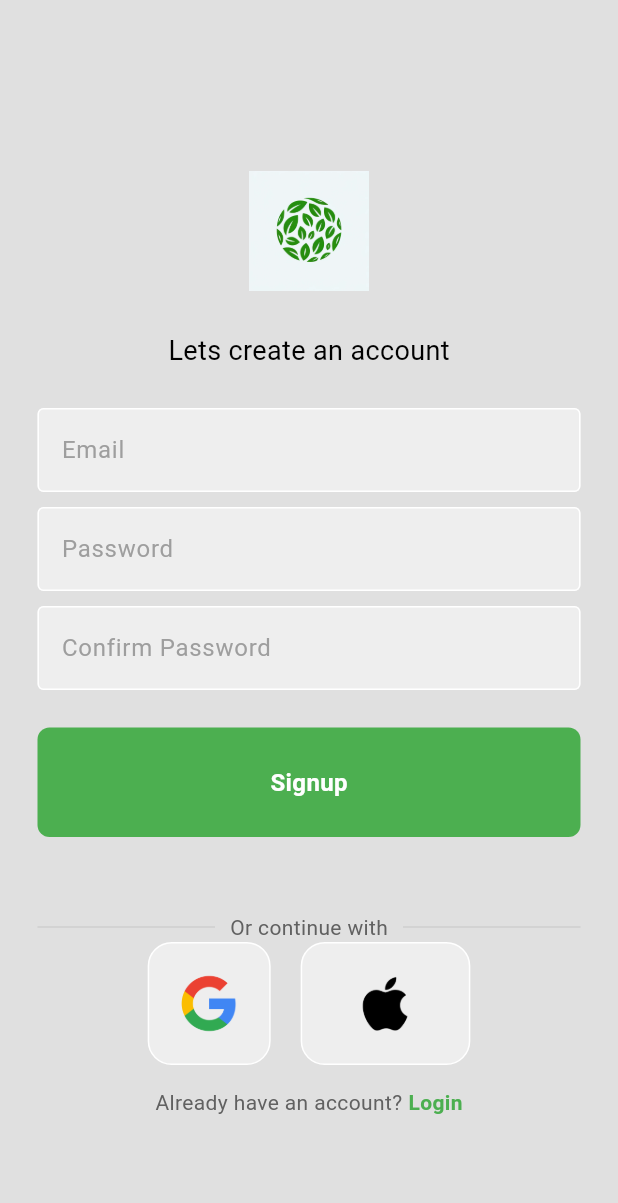
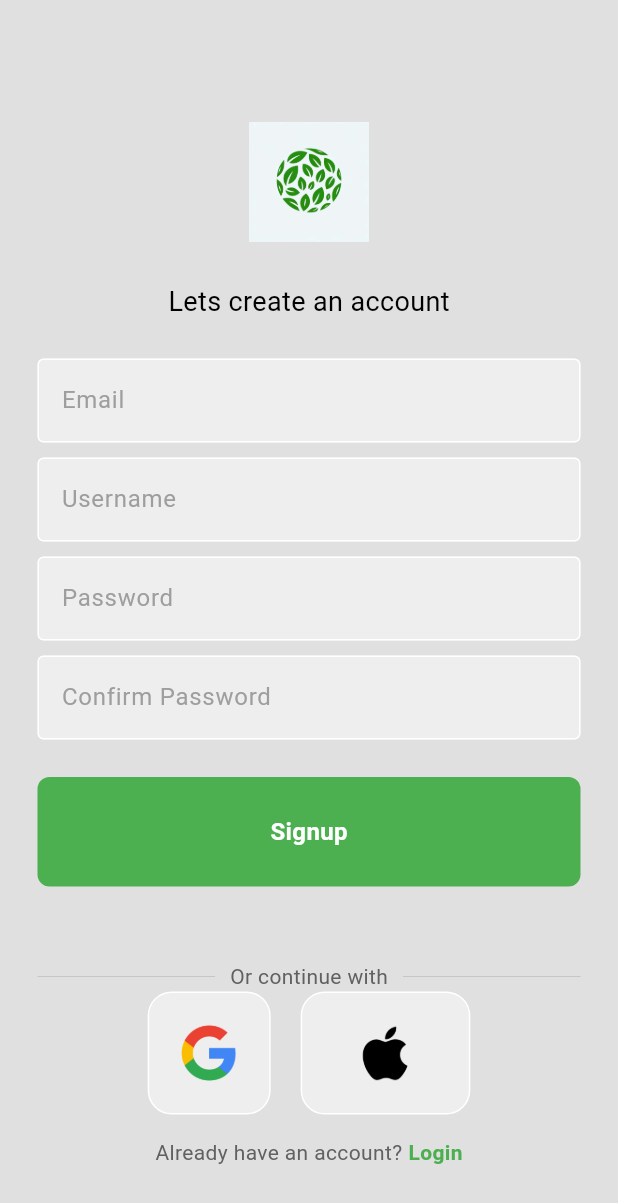
Before and after one commit to GraciousDaniel/green, a Flutter app: the Signinpage screen opened directly with empty values, after a tap on "Signup", on a phone screen of 412 x 824 dp. Shown: the top 1203 px of the screen. Run offline on Flutter 3.47's test engine with Material 3 defaults, Android fonts, the phone set to English and light mode, and no system bars; our stand-ins replace cloud_firestore, firebase_auth, firebase_core, google_sign_in; accounts and stored records are empty; network calls fail.

```diff
--- a/lib/main.dart
+++ b/lib/main.dart
@@ -34,7 +34,7 @@ class MyApp extends StatelessWidget {
         '/authentication page':(context) => const AuthPage(),
         '/login orregister page':(context) => const LoginOrRegisterPage(),
         '/home page':(context) => Homepage(),
-        '/profile page':(context) => const MyProfile(),
+        '/profile page':(context) => MyProfile(),
         '/users page':(context) => const MyUsers(),
         '/my resources':(context) => const ResourcePage(),
         '/my projects':(context) => const ProjectPage(),
--- a/lib/screens/signinpage.dart
+++ b/lib/screens/signinpage.dart
@@ -1,3 +1,4 @@
+import 'package:cloud_firestore/cloud_firestore.dart';
 import 'package:firebase_auth/firebase_auth.dart';
 import 'package:flutter/material.dart';
 import 'package:green/components/imagessquaretile.dart';
@@ -7,72 +8,86 @@ import 'package:green/services/auth_service.dart';
 
 class Signinpage extends StatefulWidget {
   final Function()? onTap;
-   const Signinpage({super.key, required this.onTap});
+  const Signinpage({Key? key, required this.onTap}) : super(key: key);
 
   @override
   State<Signinpage> createState() => _SigninpageState();
 }
 
 class _SigninpageState extends State<Signinpage> {
-  //text editing controllers
+  // text editing controllers
   final emailController = TextEditingController();
   final passwordController = TextEditingController();
   final confirmPasswordController = TextEditingController();
+  final usernameController = TextEditingController(); // added username controller
 
-  //sign user up method(to be refined)
+  // sign user up method (to be refined)
   void signUserUp() async {
-    //show loading circle(thinking)
-    //try signup
-    try{
-      //confirm password check
+    // show loading circle (thinking)
+    // try signup
+    try {
+      // confirm password check
       if (passwordController.text == confirmPasswordController.text) {
         await FirebaseAuth.instance.createUserWithEmailAndPassword(
           email: emailController.text,
-      password: passwordController.text
+          password: passwordController.text,
         );
+
+        // create a user document and add to firestore
+        createUserDocument(await FirebaseAuth.instance
+            .signInWithEmailAndPassword(
+                email: emailController.text, password: passwordController.text));
       } else {
-        //show error message
+        // show error message
         // showErrorMessage('Passwords do not match');
-
       }
-      //pop loading circle(thinking)
+      // pop loading circle (thinking)
     } on FirebaseAuthException catch (e) {
-      //wrong email
+      // wrong email
       if (e.code == 'user-not-found') {
-        //show error to user
+        // show error to user
         wrongEmailMessage();
       }
-
-      //wrong password
+      // wrong password
       else if (e.code == 'wrong-password') {
-        //show error to user
+        // show error to user
         wrongPasswordMessage();
       }
     }
-
   }
 
-  //wrong email message pop up
-  void wrongEmailMessage () {
+  // wrong email message pop up
+  void wrongEmailMessage() {
     showDialog(
       context: context,
       builder: (context) {
         return const AlertDialog(
           title: Text('Incorrect email'),
         );
-    },);
-
+      },
+    );
   }
 
-  //wrong password message pop up
-  void wrongPasswordMessage () {
+  // wrong password message pop up
+  void wrongPasswordMessage() {
     showDialog(
       context: context,
       builder: (context) {
         return const AlertDialog(
           title: Text('Incorrect password'),
         );
-    },);
+      },
+    );
+  }
+
+  // create a user document and store them in firestore
+  Future<void> createUserDocument(UserCredential? userCredential) async {
+    if (userCredential != null && userCredential.user != null) {
+      await FirebaseFirestore.instance.collection('Users').doc(userCredential.user!.email).set({
+        'email': userCredential.user!.email,
+        'username': usernameController.text,
+      });
+    }
   }
 
   @override
@@ -86,7 +101,7 @@ class _SigninpageState extends State<Signinpage> {
               mainAxisAlignment: MainAxisAlignment.center,
               children: [
                 const SizedBox(height: 25),
-                //logo
+                // logo
                 Image.asset(
                   'lib/images/DALL·E 2024-02-15 14.49.53 - A simple and clear image of green leaves forming the shape of the Earth. The design should be straightforward and easy to understand, with the leaves .webp',
                   height: 100,
@@ -95,17 +110,15 @@ class _SigninpageState extends State<Signinpage> {
 
                 const SizedBox(height: 17),
 
-                //welcome text
+                // welcome text
                 const Text(
                   'Lets create an account',
-                  style: TextStyle(
-                    fontSize: 18,
-                    color: Colors.black),
+                  style: TextStyle(fontSize: 18, color: Colors.black),
                 ),
 
                 const SizedBox(height: 25),
 
-                //email textfield
+                // email textfield
                 MyTextfield(
                   controller: emailController,
                   hintText: 'Email',
@@ -114,7 +127,16 @@ class _SigninpageState extends State<Signinpage> {
 
                 const SizedBox(height: 10),
 
-                //password textfield
+                // username textfield
+                MyTextfield(
+                  controller: usernameController,
+                  hintText: 'Username',
+                  obscureText: false,
+                ),
+
+                const SizedBox(height: 10),
+
+                // password textfield
                 MyTextfield(
                   controller: passwordController,
                   hintText: 'Password',
@@ -123,7 +145,7 @@ class _SigninpageState extends State<Signinpage> {
 
                 const SizedBox(height: 10),
 
-                //confirm password
+                // confirm password
                 MyTextfield(
                   controller: confirmPasswordController,
                   hintText: 'Confirm Password',
@@ -139,8 +161,8 @@ class _SigninpageState extends State<Signinpage> {
                 ),
 
                 const SizedBox(height: 50),
-                //register option
-                //continue with options
+                // register option
+                // continue with options
                 Padding(
                   padding: const EdgeInsets.symmetric(horizontal: 25.0),
                   child: Row(
@@ -171,24 +193,25 @@ class _SigninpageState extends State<Signinpage> {
                 Row(
                   mainAxisAlignment: MainAxisAlignment.center,
                   children: [
-                  //google button
+                    // google button
                     SquareTile(
                       onTap: () => AuthService().signInWithGoogle(),
-                    imagePath: 'lib/images/2048px-Google__G__logo.svg.png'),
+                      imagePath: 'lib/images/2048px-Google__G__logo.svg.png',
+                    ),
 
                     const SizedBox(width: 20),
 
-                   //apple button
+                    // apple button
                     SquareTile(
                       onTap: () {},
-                  imagePath: 'lib/images/Apple-Logo.png'),
+                      imagePath: 'lib/images/Apple-Logo.png',
+                    ),
                   ],
                 ),
 
                 const SizedBox(height: 15),
 
-
-                //okay register option
+                // okay register option
                 Row(
                   mainAxisAlignment: MainAxisAlignment.center,
                   children: [
@@ -217,3 +240,5 @@ class _SigninpageState extends State<Signinpage> {
     );
   }
 }
+//add gpts loading circle
+// refine signin method with time
--- a/pubspec.yaml
+++ b/pubspec.yaml
@@ -39,6 +39,7 @@ dependencies:
   firebase_auth: ^4.16.0
   get: ^4.6.6
   google_sign_in: ^6.2.1
+  cloud_firestore: ^4.15.7
 
 dev_dependencies:
   flutter_test:
```
Also changed, not shown: lib/components/mydrawer.dart (+10 -3 lines), lib/screens/homepage.dart (+2 -15 lines), lib/screens/profilepage.dart (+77 -6 lines), lib/screens/userspage.dart (+39 -1 lines), pubspec.lock, 3 other files. Lines whose indentation alone changed are shown as unchanged.
